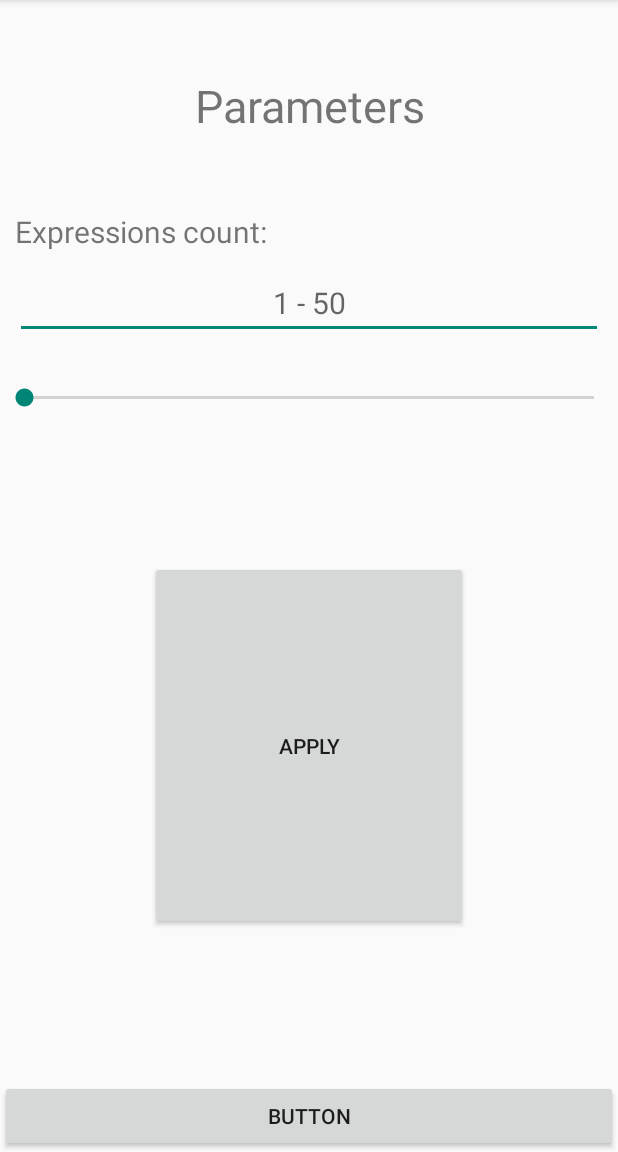
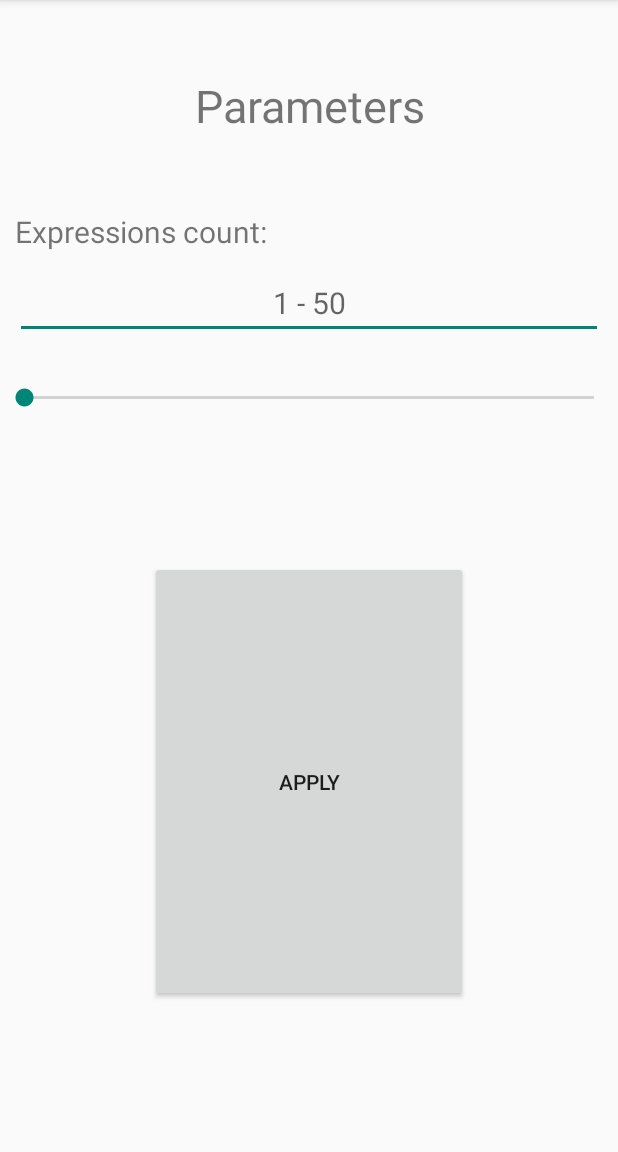
Before and after one commit to PervuhinRoman/BrainTraining, an Android app: the screen it shows after launch (MainActivity), on a phone screen of 412 x 824 dp, the part 84-1236 px from its top. Run offline under Robolectric (Android 15) with nearby library versions, the phone set to English and light mode, and no system bars.

Commit message:
commit before add timer

```diff
--- a/app/src/main/java/com/example/braintraining/Results.java
+++ b/app/src/main/java/com/example/braintraining/Results.java
@@ -1,6 +1,4 @@
 package com.example.braintraining;
-
-import static androidx.core.content.PackageManagerCompat.LOG_TAG;
 
 import androidx.appcompat.app.AppCompatActivity;
 
--- a/app/src/main/java/com/example/braintraining/Training.java
+++ b/app/src/main/java/com/example/braintraining/Training.java
@@ -3,6 +3,7 @@ package com.example.braintraining;
 import androidx.annotation.RequiresApi;
 import androidx.appcompat.app.AppCompatActivity;
 
+import android.annotation.SuppressLint;
 import android.content.Intent;
 import android.content.res.Resources;
 import android.os.Build;
@@ -136,6 +137,7 @@ public class Training extends AppCompatActivity {
     }
 
     // основной метод генерации
+    @SuppressLint("SetTextI18n")
     public void onButtonClick(){
         // генерация и добавления первой случайной цифры в диапозоне: 1 - 9
         number = (int)(Math.random() * 9 + 1);
@@ -186,7 +188,7 @@ public class Training extends AppCompatActivity {
         rightAnswers.add(rightAnswer);
 
         // случайным образом присваиваем праильный ответ одной из конопок выбора ответа
-        // TODO: реализовать систему, исключающую возможность совпадения рандомного неправильного ответа с правильным
+
         number = (int)(Math.random() * 3 + 1);
         switch (number){
             case 1:
@@ -225,5 +227,3 @@ public class Training extends AppCompatActivity {
         rightAnswer = 0;
     }
 }
-
-// TODO: реализовать класс Results: вывод результатов, возврат к ActivityMain
--- a/app/src/main/res/layout/activity_main.xml
+++ b/app/src/main/res/layout/activity_main.xml
@@ -29,6 +29,7 @@
         android:layout_marginStart="10dp"/>
 
     <EditText
+        android:inputType="number"
         android:id="@+id/txtExpressionsCount"
         android:layout_width="match_parent"
         android:layout_height="wrap_content"
@@ -53,11 +54,4 @@
         android:text="Apply"
         android:layout_weight="1"
         android:layout_margin="100dp"/>
-
-    <Button
-        android:id="@+id/button4"
-        android:layout_width="match_parent"
-        android:layout_height="wrap_content"
-        android:layout_weight="0"
-        android:text="Button" />
 </LinearLayout>
```
Also changed, not shown: app/src/main/java/com/example/braintraining/MainActivity.java (+10 -17 lines).
